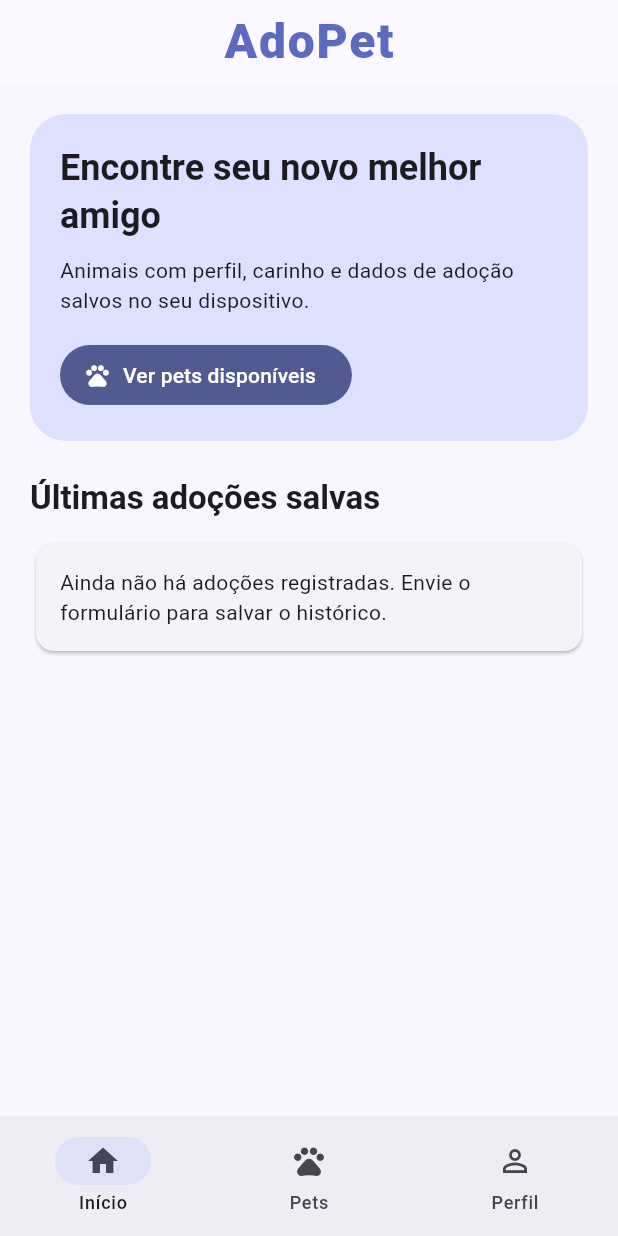
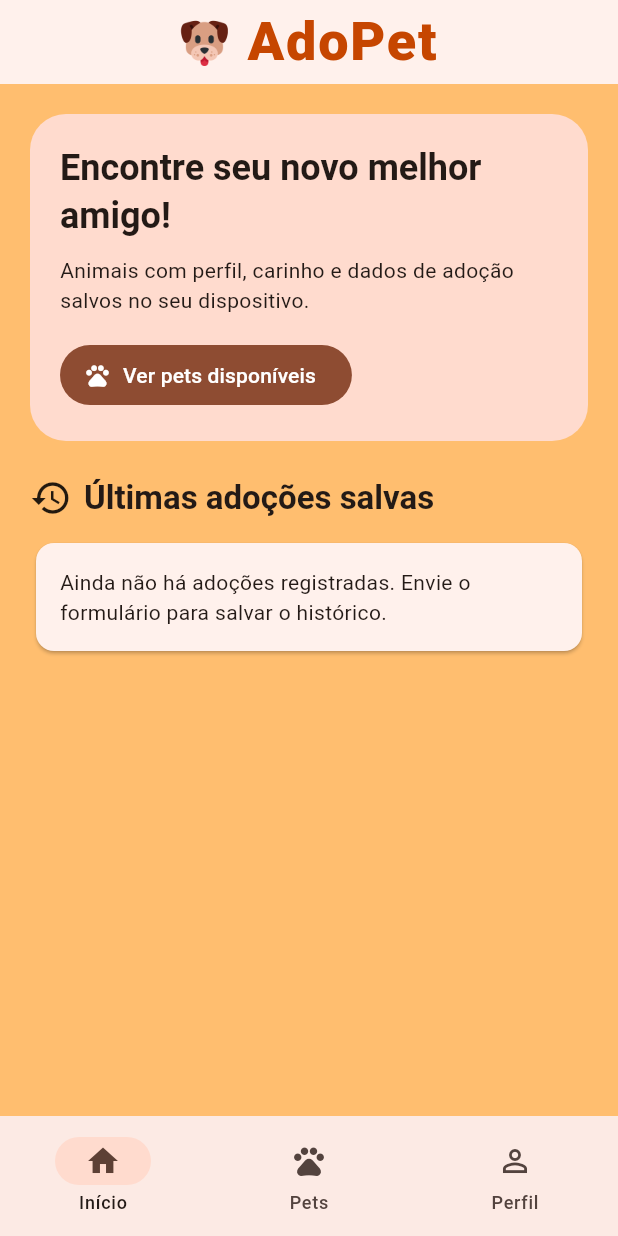
Before and after one commit to Jorgelino328/adopet-app, a Flutter app: the screen it shows after launch, on a phone screen of 412 x 824 dp. Run offline on Flutter 3.47's test engine with Material 3 defaults, Android fonts, the phone set to English and light mode, and no system bars; our stand-ins replace shared_preferences, sqflite_common_ffi; missing offline and left inert: auth0_flutter; accounts and stored records are empty.

Commit message:
feat: app theme overhaul

```diff
--- a/lib/app.dart
+++ b/lib/app.dart
@@ -89,8 +89,8 @@ class _AdopetShellState extends State<AdopetShell> {
             label: 'Início',
           ),
           NavigationDestination(
-            icon: Icon(Icons.pets_outlined),
-            selectedIcon: Icon(Icons.pets),
+            icon: Icon(Icons.pets),
+            selectedIcon: Icon(Icons.pets, color: Color(0xFFC64600)),
             label: 'Pets',
           ),
           NavigationDestination(
--- a/lib/core/mixins/address_mixin.dart
+++ b/lib/core/mixins/address_mixin.dart
@@ -25,7 +25,6 @@ mixin AddressMixin<T extends StatefulWidget> on State<T> {
       return TextEditingValue(text: newText, selection: TextSelection.collapsed(offset: newText.length));
     });
 
-  // CEP Mask
   final cepFormatter = TextInputFormatter.withFunction((oldValue, newValue) {
     final text = newValue.text.replaceAll(RegExp(r'\D'), '');
     String newText = '';
--- a/lib/core/theme/app_theme.dart
+++ b/lib/core/theme/app_theme.dart
@@ -1,12 +1,25 @@
 import 'package:flutter/material.dart';
 
 ThemeData buildAppTheme() {
-  const seedColor = Color(0xFF5C6BC0);
+  const seedColor = Color(0xFFC64600);
   return ThemeData(
     colorScheme: ColorScheme.fromSeed(seedColor: seedColor),
     useMaterial3: true,
-    scaffoldBackgroundColor: const Color(0xFFF8F7FF),
-    appBarTheme: const AppBarTheme(centerTitle: true, elevation: 0),
+    scaffoldBackgroundColor: const Color(0xFFFFBE6F),
+
+    appBarTheme: const AppBarTheme(
+      backgroundColor: Color.fromARGB(255, 255, 241, 236),
+      scrolledUnderElevation: 0,
+      centerTitle: true,
+      elevation: 0,
+      titleTextStyle: TextStyle(
+        fontSize: 28.0,
+        fontWeight: FontWeight.w600,
+        color: Color(0xFFC64600),
+        letterSpacing: 1.2,
+      ),
+    ),
+
     inputDecorationTheme: InputDecorationTheme(
       border: OutlineInputBorder(borderRadius: BorderRadius.circular(16)),
       filled: true,
--- a/lib/features/home/presentation/pages/home_page.dart
+++ b/lib/features/home/presentation/pages/home_page.dart
@@ -24,15 +24,27 @@ class _HomePageState extends State<HomePage> with SetupDialogMixin {
   Widget build(BuildContext context) {
     final colorScheme = Theme.of(context).colorScheme;
     return Scaffold(
-      appBar: AppBar(title: const Text(
-            'AdoPet',
-            style: TextStyle(
-              fontSize: 32.0,
-              fontWeight: FontWeight.w900,
-              color: Color(0xFF5C6BC0),
-              letterSpacing: 1.2,
+      appBar: AppBar(
+        title: Row(
+          mainAxisAlignment: MainAxisAlignment.center,
+          children: [
+            Image.asset(
+              'assets/icon.png',
+              height: 32,
+              width: 32,
             ),
-          )),
+            const SizedBox(width: 12),
+            const Text(
+              'AdoPet',
+              style: TextStyle(
+                fontSize: 36.0,
+                fontWeight: FontWeight.w900,
+              ),
+            ),
+          ],
+        ),
+        centerTitle: true,
+      ),
       body: SafeArea(
         child: SingleChildScrollView(
           padding: const EdgeInsets.all(20),
@@ -51,7 +63,7 @@ class _HomePageState extends State<HomePage> with SetupDialogMixin {
                   crossAxisAlignment: CrossAxisAlignment.start,
                   children: [
                     Text(
-                      'Encontre seu novo melhor amigo',
+                      'Encontre seu novo melhor amigo!',
                       style: Theme.of(context).textTheme.headlineSmall
                           ?.copyWith(fontWeight: FontWeight.bold),
                     ),
@@ -75,11 +87,19 @@ class _HomePageState extends State<HomePage> with SetupDialogMixin {
                 ),
               ),
               const SizedBox(height: 24),
-              Text(
-                'Últimas adoções salvas',
-                style: Theme.of(
-                  context,
-                ).textTheme.titleLarge?.copyWith(fontWeight: FontWeight.bold),
+              Row(
+                children: [
+                  const Icon(Icons.history, size: 28),
+                  const SizedBox(width: 8),
+                  Expanded(
+                    child: Text(
+                      'Últimas adoções salvas',
+                      style: Theme.of(context).textTheme.titleLarge?.copyWith(
+                        fontWeight: FontWeight.bold,
+                      ),
+                    ),
+                  ),
+                ],
               ),
               const SizedBox(height: 12),
               if (_submissions.isEmpty)
--- a/lib/features/products/presentation/pages/products_page.dart
+++ b/lib/features/products/presentation/pages/products_page.dart
@@ -142,7 +142,9 @@ class _ProductsPageState extends State<ProductsPage> with SetupDialogMixin {
         : [];
 
     return Scaffold(
-      appBar: AppBar(title: const Text('Pets para adoção')),
+      appBar: AppBar(
+        title: const Text('Pets para adoção'),
+      ),
       body: RefreshIndicator(
         onRefresh: _loadPets,
         child: Column(
```
Also changed, not shown: lib/features/profile/presentation/pages/profile_page.dart (+8 -1 lines), pubspec.yaml (+15 -35 lines), assets/icon.png (added), pubspec.lock, 115 other files.
